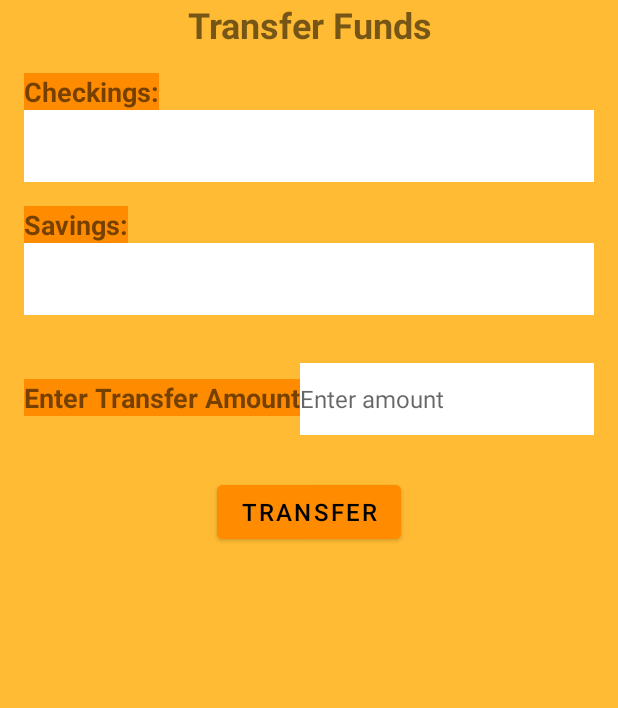
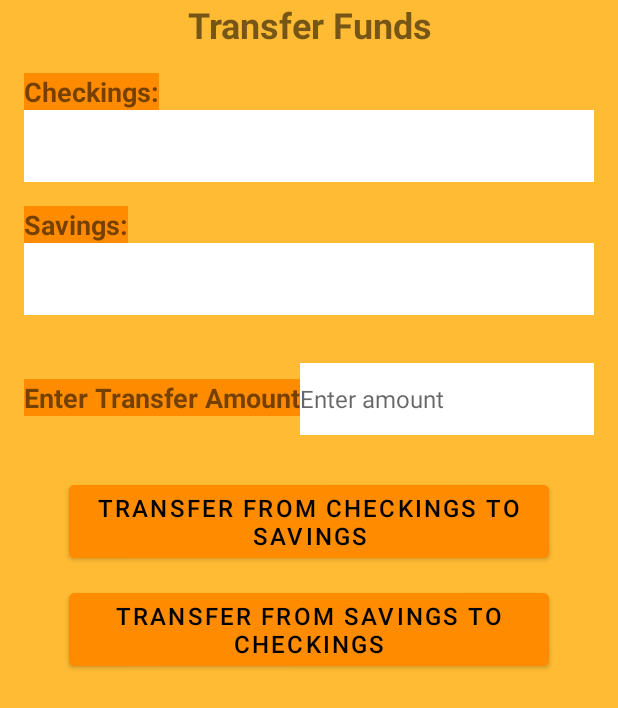
Before and after one commit to Linus319/TheValleyBankApp, an Android app: the TransferFunds screen opened directly, with no data from a screen before it, on a phone screen of 412 x 824 dp. Shown: the top 708 px of the screen. Run offline under Robolectric (Android 15) with nearby library versions, the phone set to English and light mode, and no system bars.

Commit message:
funnctionality on savings to checkings

```diff
--- a/app/src/main/java/com/example/thevalleybankapp/TransferFunds.java
+++ b/app/src/main/java/com/example/thevalleybankapp/TransferFunds.java
@@ -29,7 +29,9 @@ public class TransferFunds extends AppCompatActivity {
 
         transferAmountEditText = findViewById(R.id.transfer_amount);
 
+
         Button transfer_button = findViewById(R.id.transfer_button);
+        Button savingsToCheckings = findViewById(R.id.savingsToCheckings);
 
         Intent toAccountIntent = new Intent(this, AccountActivity.class);
 
@@ -43,27 +45,39 @@ public class TransferFunds extends AppCompatActivity {
             startActivity(toAccountIntent);
         });
 
+
+        savingsToCheckings.setOnClickListener(v -> {
+            double transferAmount = Double.parseDouble(transferAmountEditText.getText().toString());
+
+            MainActivity.AM.updateUserChecking(email, ( transferAmount));
+            MainActivity.AM.updateUserSavings(email, (-1 * transferAmount));
+
+            toAccountIntent.putExtra("com.example.thevalleybankapp.accountEmail", email);
+            startActivity(toAccountIntent);
+        });
 //        transfer_button.setOnClickListener(new View.OnClickListener() {
 //            @Override
 //            public void onClick(View v) {
 //                performTransfer();
 //            }
 //        });
-    }
-
-//    public void setCheckingVal(double checkingBalance) {
-//        this.checkings_amount = checkings_amount;
-//    }
-//
-//    public void setSavingsVal(double savingsBalance) {
-//        this.savings_amount = savings_amount;
 //    }
 
 
+
+
 //    private void performTransfer() {
+//        Intent thisIntent = getIntent();
+//        String email = thisIntent.getStringExtra("com.example.thevalleybankapp.accountEmail");
+//
 //        double transferAmount = Double.parseDouble(transferAmountEditText.getText().toString());
 //        double savingsAmount = Double.parseDouble(savings_amount.getText().toString());
 //        double checkingsAmount = Double.parseDouble(checkings_amount.getText().toString());
+//
+//        Intent toAccountIntent = new Intent(this, AccountActivity.class);
+//
+//        toAccountIntent.putExtra("com.example.thevalleybankapp.accountEmail", email);
+//        startActivity(toAccountIntent);
 //
 //        checkingsAmount -= transferAmount;
 //
@@ -75,4 +89,4 @@ public class TransferFunds extends AppCompatActivity {
 //        transferAmountEditText.setText("");
 //    }
 
-}
+}}
--- a/app/src/main/res/layout/activity_transfer_funds.xml
+++ b/app/src/main/res/layout/activity_transfer_funds.xml
@@ -101,9 +101,20 @@
         android:layout_centerHorizontal="true"
         android:layout_marginTop="11dp"
         android:backgroundTint="@color/DarkOrange"
-        android:text="Transfer"
+        android:text="Transfer FROM CHECKINGS TO SAVINGS"
         android:textColor="@color/black"
         android:textSize="16sp" />
 
+    <Button
+        android:id="@+id/savingsToCheckings"
+        android:layout_width="wrap_content"
+        android:layout_height="wrap_content"
+        android:layout_below="@id/transfer_button"
+        android:layout_centerHorizontal="true"
+        android:layout_marginTop="11dp"
+        android:backgroundTint="@color/DarkOrange"
+        android:text="Transfer from Savings to Checkings"
+        android:textColor="@color/black"
+        android:textSize="16sp" />
 
 </RelativeLayout>
--- a/build.gradle
+++ b/build.gradle
@@ -1,5 +1,5 @@
 // Top-level build file where you can add configuration options common to all sub-projects/modules.
 plugins {
-    id 'com.android.application' version '7.4.2' apply false
-    id 'com.android.library' version '7.4.2' apply false
+    id 'com.android.application' version '7.3.1' apply false
+    id 'com.android.library' version '7.3.1' apply false
 }
```
